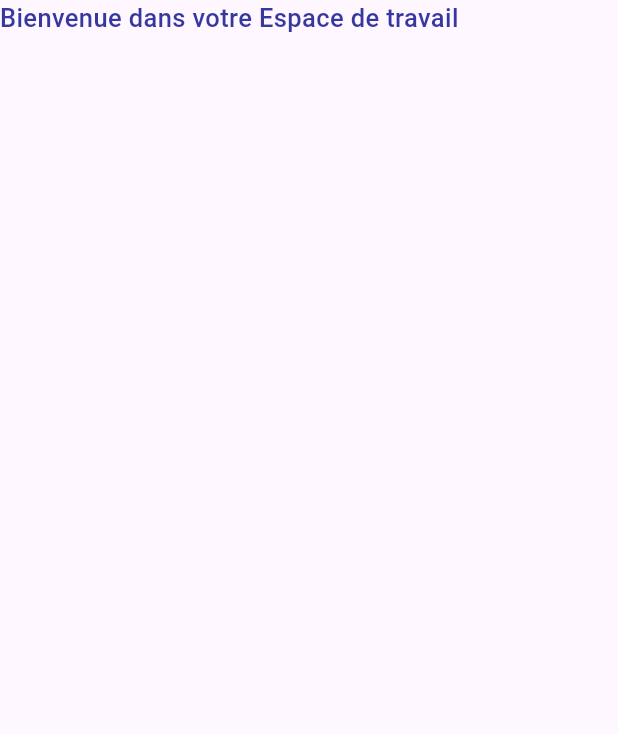
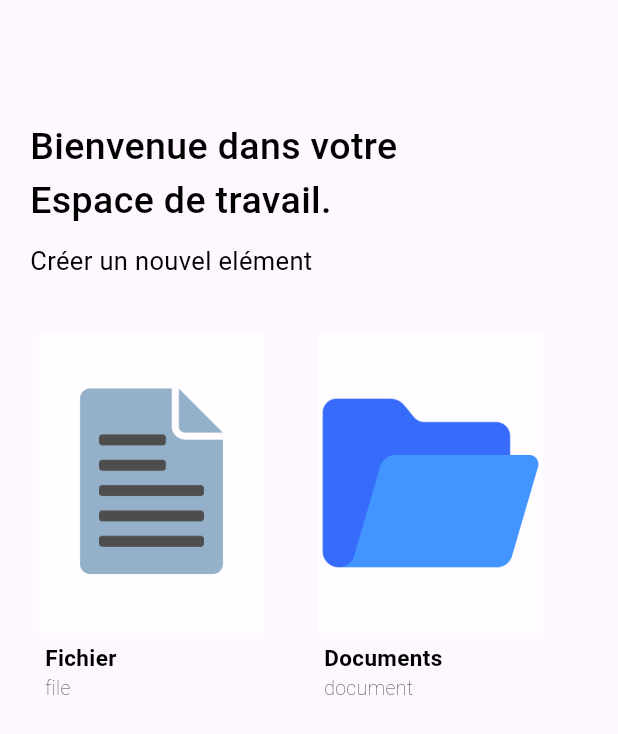
Before and after one commit to Pessidjo-Germann/share_file_iai, a Flutter app: the HomeScreen screen opened by its route, on a phone screen of 412 x 824 dp. Shown: the top 734 px of the screen. Run offline on Flutter 3.47's test engine with Material 3 defaults, Android fonts, the light colour scheme and no system bars; drawn by our look-alikes of auto_size_text; our stand-ins replace firebase_auth, firebase_core, fluttertoast, shared_preferences; accounts and stored records are empty; network calls fail; Roboto replaces fonts that are missing (ProximaNova).

Commit message:
third commit

```diff
--- a/lib/constante.dart
+++ b/lib/constante.dart
@@ -8,7 +8,7 @@ const kcolorQuiz = Color(0xFFF5EAC8);
 const kcolorConcour = Color(0xFF92E3A9);
 const kbackGroungColor = Color.fromARGB(36, 163, 208, 228);
 const kboxLevel = Color(0xFFE3C2E9);
-
+const kColorBlack = Colors.black;
 const toastDuration = Duration(seconds: 6);
 const kyellowColor = Color.fromRGBO(255, 192, 0, 1);
 Widget textPresentation({
--- a/lib/screen/home_screen/components/body.dart
+++ b/lib/screen/home_screen/components/body.dart
@@ -6,13 +6,112 @@ class Body extends StatelessWidget {
 
   @override
   Widget build(BuildContext context) {
-    return  SafeArea(
+    return SafeArea(
+      child: Padding(
+        padding: const EdgeInsets.only(left: 20, right: 20),
+        child: Column(
+          mainAxisAlignment: MainAxisAlignment.start,
+          crossAxisAlignment: CrossAxisAlignment.start,
+          children: [
+            const SizedBox(height: 80),
+            textPresentation(
+                maxLine: 2,
+                textAlign: TextAlign.start,
+                msg: 'Bienvenue dans votre \nEspace de travail.',
+                fontWeight: FontWeight.w500,
+                color: Colors.black,
+                size: 25),
+            const SizedBox(height: 10),
+            textPresentation(
+                msg: 'Créer un nouvel elément',
+                color: Colors.black,
+                fontWeight: FontWeight.normal,
+                textAlign: TextAlign.start,
+                size: 17),
+            const SizedBox(height: 30),
+            Row(
+              children: [
+                Expanded(
+                    child: BoxDocument(
+                  file: 'assets/images/file.png',
+                  message2: 'file',
+                  message: 'Fichier',
+                )),
+                Expanded(
+                    child: const BoxDocument(
+                  file: 'assets/images/folder.png',
+                  message2: 'document',
+                  message: 'Documents',
+                )),
+              ],
+            ),
+          ],
+        ),
+      ),
+    );
+  }
+}
+
+class BoxDocument extends StatefulWidget {
+  const BoxDocument(
+      {super.key,
+      required this.message,
+      required this.message2,
+      required this.file});
+  final String message, message2, file;
+
+  @override
+  _BoxDocumentState createState() => _BoxDocumentState();
+}
+
+class _BoxDocumentState extends State<BoxDocument> {
+  Color containerColor = Colors.white70; // Couleur par défaut
+
+  @override
+  Widget build(BuildContext context) {
+    return MouseRegion(
+      onEnter: (_) {
+        setState(() {
+          containerColor =
+              const Color.fromARGB(255, 251, 201, 187); // Couleur au survol
+        });
+      },
+      onExit: (_) {
+        setState(() {
+          containerColor = Colors.white70; // Revenir à la couleur par défaut
+        });
+      },
       child: Column(
+        mainAxisAlignment: MainAxisAlignment.start,
+        crossAxisAlignment: CrossAxisAlignment.start,
         children: [
-          textPresentation(
-              msg: 'Bienvenue dans votre Espace de travail',
-              fontWeight: FontWeight.w500,
-              size: 17)
+          Container(
+            margin: const EdgeInsets.all(6),
+            height: 200,
+            color: containerColor, // Couleur dynamique
+            child: Image.asset(widget.file, width: 150, height: 150),
+          ),
+          Padding(
+            padding: const EdgeInsets.only(left: 10),
+            child: Column(
+              mainAxisAlignment: MainAxisAlignment.start,
+              crossAxisAlignment: CrossAxisAlignment.start,
+              children: [
+                textPresentation(
+                    msg: widget.message,
+                    fontWeight: FontWeight.bold,
+                    size: 15,
+                    color: kColorBlack,
+                    textAlign: TextAlign.start),
+                textPresentation(
+                    msg: widget.message2,
+                    fontWeight: FontWeight.w200,
+                    size: 13,
+                    color: kColorBlack,
+                    textAlign: TextAlign.start),
+              ],
+            ),
+          ),
         ],
       ),
     );
--- a/lib/screen/mot_de_passe_oublie/components/body.dart
+++ b/lib/screen/mot_de_passe_oublie/components/body.dart
@@ -103,7 +103,7 @@ class _BodyState extends State<Body> {
               size: size,
               press: () {
                 _sendPasswordResetEmail();
-              },
+              }, name: 'Recevoir',
             ),
             const SizedBox(height: 20),
             RowAction(
--- a/lib/screen/spalshscreen/components/body.dart
+++ b/lib/screen/spalshscreen/components/body.dart
@@ -15,19 +15,20 @@ class _BodyState extends State<Body> {
   int currentIndex = 0;
   List<Map<String, String>> splashData = [
     {
+      "img": "assets/images/9894285.jpg",
+      "text":
+          """Bienvenue dans votre application de partage"""
+    },
+    {
       "img": "assets/images/folder.png",
-      "text": "Bienvenue votre application!"
+      "text": "Partagez vos dossiers en toute sécurité!"
     },
     {
       "img": "assets/images/file_document.png",
       "text":
-          """Venez remplacer """
+          """Vos documents seront sauvegardés! """
     },
-    {
-      "img": "asset/img/spalsh4.png",
-      "text":
-          """Profitez aussi de votre IA pour causer et disputer avec tranquilité"""
-    },
+
   ];
 
   @override
--- a/lib/screen/spalshscreen/components/spalshcontent.dart
+++ b/lib/screen/spalshscreen/components/spalshcontent.dart
@@ -16,7 +16,10 @@ class SpalshContent extends StatelessWidget {
         children: [
           //const SizedBox(height: 70),
           const Spacer(flex: 2),
-          Center(child: Image.asset(img)),
+          Center(
+              child: ClipRRect(
+                  borderRadius: BorderRadius.circular(16),
+                  child: Image.asset(img, width: 200, height: 200))),
           const SizedBox(height: 70),
           const Text(
             "APP SCHOOL",
```
Also changed, not shown: lib/screen/connexion/components/body.dart (+11 -10 lines), lib/screen/inscription/components/body.dart (+17 -14 lines), lib/widget/bouton_continuer_2.dart (+6 -5 lines), lib/widget/toast_service.dart (+4 -4 lines), assets/images/9894285.jpg (added), assets/images/Group 139.png (added), assets/images/Group 140.png (added), assets/images/Group 141.png (added), assets/images/file.png (added), pubspec.lock, 1 other file.
